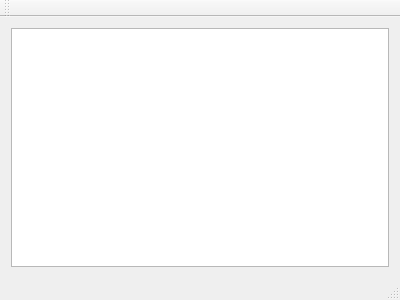
Before: the Qt Designer form compile_flag_test/mainwindow.ui in saibi/rk3399_qt, drawn with Qt 5.
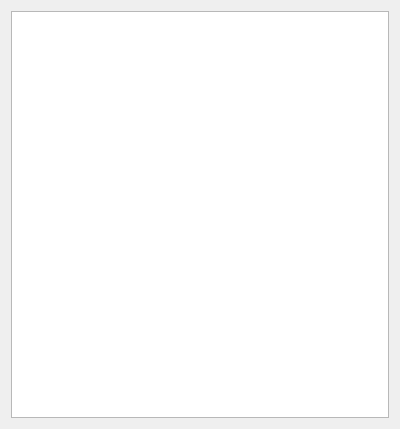
After: the same form once the commit is applied.

Commit message: qt-5.6.3-rk3399 compiler predefined flag, qt flag test

```diff
--- a/compile_flag_test/mainwindow.ui
+++ b/compile_flag_test/mainwindow.ui
@@ -7,7 +7,7 @@
     <x>0</x>
     <y>0</y>
     <width>400</width>
-    <height>300</height>
+    <height>429</height>
    </rect>
   </property>
   <property name="windowTitle">
@@ -20,25 +20,6 @@
     </item>
    </layout>
   </widget>
-  <widget class="QMenuBar" name="menuBar">
-   <property name="geometry">
-    <rect>
-     <x>0</x>
-     <y>0</y>
-     <width>400</width>
-     <height>27</height>
-    </rect>
-   </property>
-  </widget>
-  <widget class="QToolBar" name="mainToolBar">
-   <attribute name="toolBarArea">
-    <enum>TopToolBarArea</enum>
-   </attribute>
-   <attribute name="toolBarBreak">
-    <bool>false</bool>
-   </attribute>
-  </widget>
-  <widget class="QStatusBar" name="statusBar"/>
  </widget>
  <layoutdefault spacing="6" margin="11"/>
  <resources/>
```
The commit also changes 1 other file.
